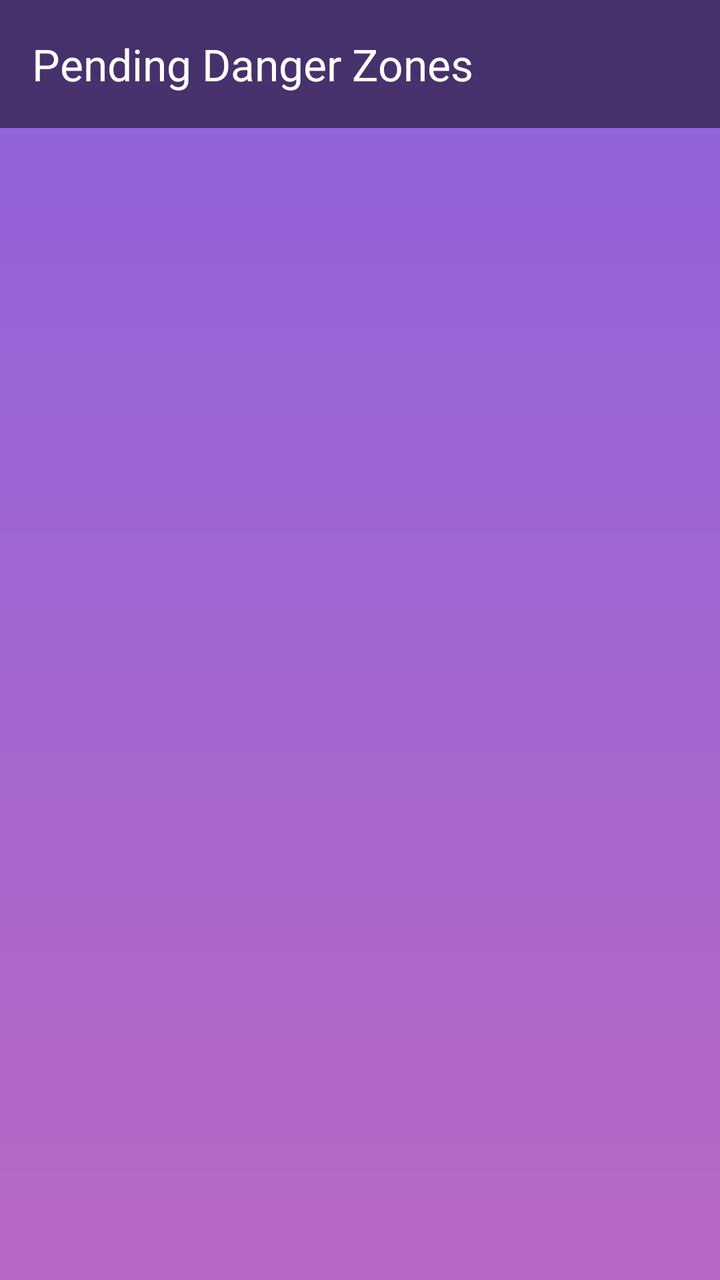
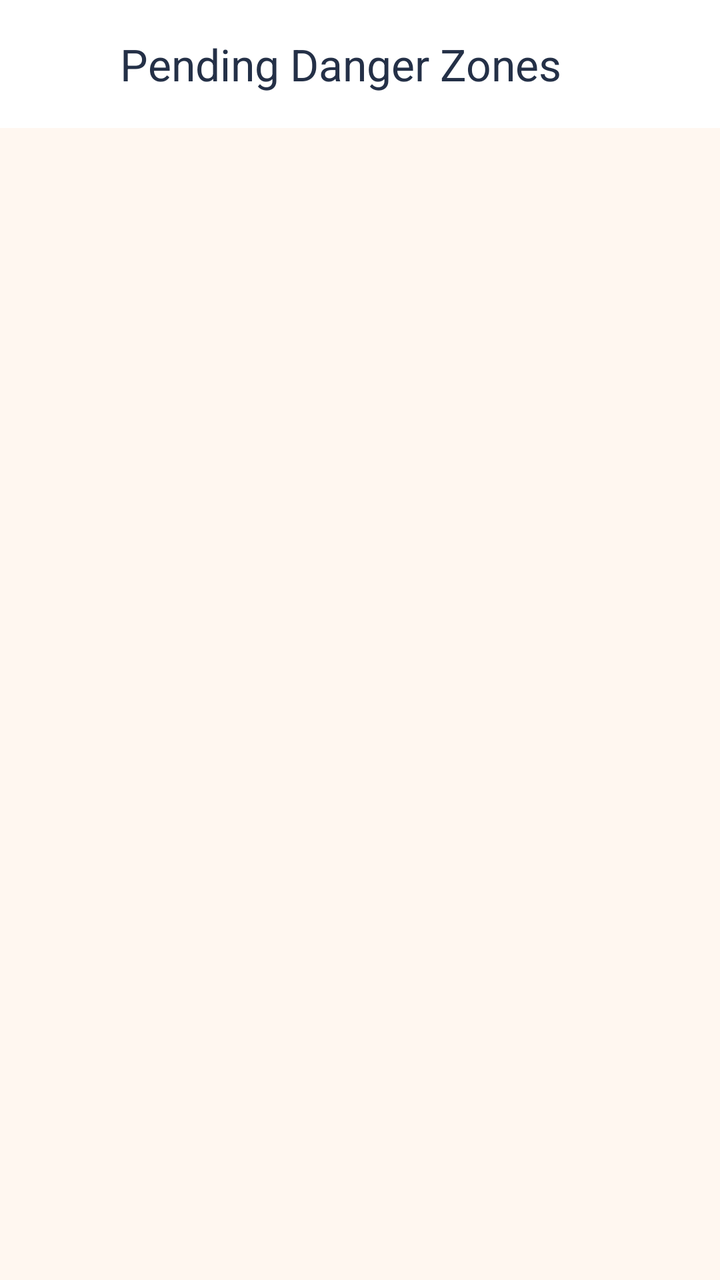

The first picture is an Android layout as it rendered before a commit; the second is the same layout after the commit. The layout source and the unified diff follow.
<!-- AndroidManifest.xml: application theme Theme.EmpowHer -->
<!-- res/layout/activity_danger_zone_approval.xml -->
<?xml version="1.0" encoding="utf-8"?>
<LinearLayout xmlns:android="http://schemas.android.com/apk/res/android"
    xmlns:app="http://schemas.android.com/apk/res-auto"
    android:layout_width="match_parent"
    android:layout_height="match_parent"
    android:background="@drawable/bg"
    android:orientation="vertical">

    <androidx.appcompat.widget.Toolbar
        android:id="@+id/toolbar"
        android:layout_width="match_parent"
        android:layout_height="?attr/actionBarSize"
        android:background="#80000000"
        app:title="Pending Danger Zones"
        app:titleTextColor="@color/white" />

    <androidx.recyclerview.widget.RecyclerView
        android:id="@+id/rvDangerZones"
        android:layout_width="match_parent"
        android:layout_height="match_parent"
        android:clipToPadding="false"
        android:padding="8dp" />

</LinearLayout>
<!-- resources referenced by this layout -->
<resources>
  <color name="white">#FFFFFF</color>
  <!-- drawable bg (drawable) -->
  <?xml version="1.0" encoding="utf-8"?>
  <shape xmlns:android="http://schemas.android.com/apk/res/android">
      <gradient android:type="linear" android:angle="100"
          android:startColor="#8E62DB" android:endColor="#B768C5" />
  
  </shape>
  <style name="Theme.EmpowHer" parent="Base.Theme.EmpowHer" />
  <style name="Base.Theme.EmpowHer" parent="Theme.Material3.DayNight.NoActionBar">
          <item name="colorPrimary">@color/deep_purple</item>
          <item name="colorOnPrimary">@color/white</item>
          <item name="colorSecondary">@color/deep_purple</item>
          <item name="colorSurface">@color/woshield_card_bg</item>
          <item name="android:windowBackground">@color/woshield_bg</item>
          <item name="android:statusBarColor">@color/dark_purple</item>
      </style>
  <color name="deep_purple">#6D3DB8</color>
  <color name="woshield_card_bg">#FFFFFF</color>
  <color name="woshield_bg">#F8F6FC</color>
  <color name="dark_purple">#382253</color>
</resources>

<!-- the commit's change to res/layout/activity_danger_zone_approval.xml (unified diff, before → after) -->
@@ -3,22 +3,24 @@
     xmlns:app="http://schemas.android.com/apk/res-auto"
     android:layout_width="match_parent"
     android:layout_height="match_parent"
-    android:background="@drawable/bg"
+    android:background="@color/warm_ivory"
     android:orientation="vertical">
 
     <androidx.appcompat.widget.Toolbar
         android:id="@+id/toolbar"
         android:layout_width="match_parent"
         android:layout_height="?attr/actionBarSize"
-        android:background="#80000000"
+        android:background="@color/surface_card"
+        app:elevation="2dp"
+        app:navigationIcon="@drawable/ic_arrow_back"
         app:title="Pending Danger Zones"
-        app:titleTextColor="@color/white" />
+        app:titleTextColor="@color/midnight_slate" />
 
     <androidx.recyclerview.widget.RecyclerView
         android:id="@+id/rvDangerZones"
         android:layout_width="match_parent"
         android:layout_height="match_parent"
         android:clipToPadding="false"
-        android:padding="8dp" />
+        android:padding="16dp" />
 
 </LinearLayout>
<!-- resource entries referenced after the edit -->
@@ -1,25 +1,43 @@
 <!-- resources referenced by this layout -->
 <resources>
+  <color name="midnight_slate">#243047</color>
+  <color name="surface_card">#FFFFFF</color>
+  <color name="warm_ivory">#FFF7F0</color>
+  <!-- drawable ic_arrow_back (drawable) -->
+  <vector xmlns:android="http://schemas.android.com/apk/res/android"
+      android:width="24dp"
+      android:height="24dp"
+      android:viewportWidth="24"
+      android:viewportHeight="24"
+      android:tint="#FFFFFF">
+    <path
+        android:fillColor="@android:color/white"
+        android:pathData="M20,11H7.83l5.59,-5.59L12,4l-8,8 8,8 1.41,-1.41L7.83,13H20v-2z"/>
+  </vector>
   <color name="white">#FFFFFF</color>
-  <!-- drawable bg (drawable) -->
-  <?xml version="1.0" encoding="utf-8"?>
-  <shape xmlns:android="http://schemas.android.com/apk/res/android">
-      <gradient android:type="linear" android:angle="100"
-          android:startColor="#8E62DB" android:endColor="#B768C5" />
-  
-  </shape>
   <style name="Theme.EmpowHer" parent="Base.Theme.EmpowHer" />
   <style name="Base.Theme.EmpowHer" parent="Theme.Material3.DayNight.NoActionBar">
-          <item name="colorPrimary">@color/deep_purple</item>
+          <item name="colorPrimary">@color/royal_violet</item>
           <item name="colorOnPrimary">@color/white</item>
-          <item name="colorSecondary">@color/deep_purple</item>
+          <item name="colorSecondary">@color/royal_violet</item>
           <item name="colorSurface">@color/woshield_card_bg</item>
           <item name="android:windowBackground">@color/woshield_bg</item>
-          <item name="android:statusBarColor">@color/dark_purple</item>
+          <item name="android:statusBarColor">@color/woshield_bg</item>
+          <item name="android:windowLightStatusBar" tools:targetApi="m">true</item>
+          <item name="materialCardViewStyle">@style/Widget.Woshield.Card</item>
       </style>
-  <color name="deep_purple">#6D3DB8</color>
+  <color name="royal_violet">#6D4AFF</color>
   <color name="woshield_card_bg">#FFFFFF</color>
-  <color name="woshield_bg">#F8F6FC</color>
-  <color name="dark_purple">#382253</color>
+  <color name="woshield_bg">#FFF7F0</color>
+  <style name="Widget.Woshield.Card" parent="Widget.Material3.CardView.Elevated">
+          <item name="cardCornerRadius">@dimen/radius_card</item>
+          <item name="cardElevation">@dimen/elevation_card</item>
+          <item name="strokeWidth">1dp</item>
+          <item name="strokeColor">@color/subtle_border</item>
+          <item name="cardBackgroundColor">@color/woshield_card_bg</item>
+      </style>
+  <dimen name="radius_card">16dp</dimen>
+  <dimen name="elevation_card">2dp</dimen>
+  <color name="subtle_border">#E7E2EC</color>
 </resources>
 
